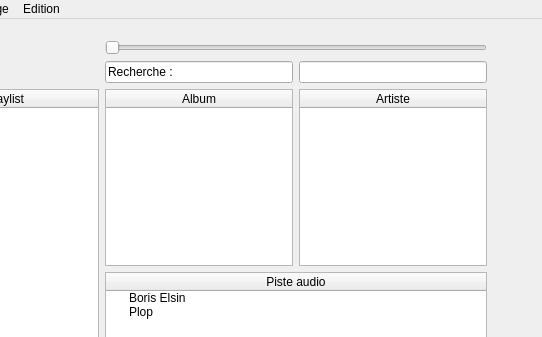
Before: the Qt Designer form Graphique/Gherkin.ui in GherkinProject/GherkinDocs, drawn with Qt 5; both pictures show x 98 to 640 and y 0 to 337 of the 640 by 480 pixel window.
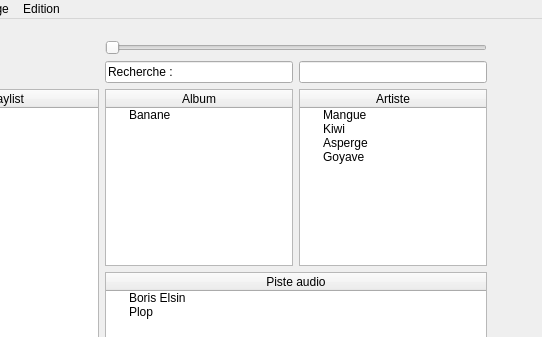
After: the same form once the commit is applied. Icons and pictures are not drawn.

```diff
--- a/Graphique/Gherkin.ui
+++ b/Graphique/Gherkin.ui
@@ -52,6 +52,11 @@
         <set>AlignHCenter|AlignVCenter|AlignCenter</set>
        </property>
       </column>
+      <item>
+       <property name="text">
+        <string>Banane</string>
+       </property>
+      </item>
      </widget>
     </item>
     <item row="4" column="2" rowspan="4">
@@ -64,6 +69,26 @@
         <set>AlignHCenter|AlignVCenter|AlignCenter</set>
        </property>
       </column>
+      <item>
+       <property name="text">
+        <string>Mangue</string>
+       </property>
+      </item>
+      <item>
+       <property name="text">
+        <string>Kiwi</string>
+       </property>
+      </item>
+      <item>
+       <property name="text">
+        <string>Asperge</string>
+       </property>
+      </item>
+      <item>
+       <property name="text">
+        <string>Goyave</string>
+       </property>
+      </item>
      </widget>
     </item>
     <item row="3" column="3">
```
Left out of the diff: 50 changed lines with no effect on the pictures.
